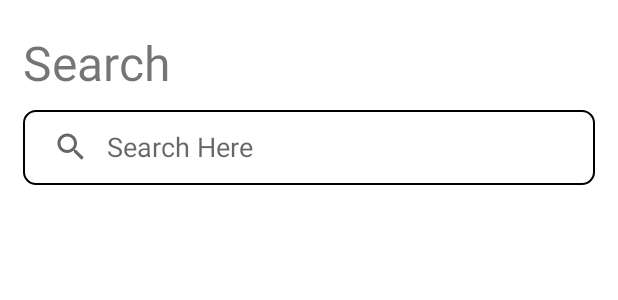
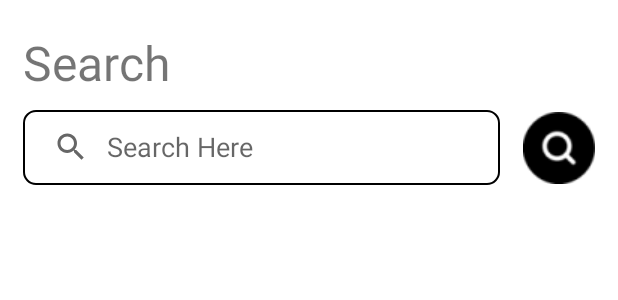
Before and after one commit to Xuan12216/OrdingSystem, an Android app: the layout fragment_search.xml on its own in the app's theme, with its tools: preview values and no code run, on a phone screen of 412 x 824 dp. Shown: the top 300 px of the screen. Run offline under Robolectric (Android 15) with nearby library versions, the light colour scheme and no system bars.

Commit message:
Search 做了listview ,點擊listview的meal可以跳轉頁面了！！！

```diff
--- a/app/build.gradle
+++ b/app/build.gradle
@@ -41,6 +41,9 @@ dependencies {
     implementation 'androidx.navigation:navigation-fragment:2.4.2'
     implementation 'androidx.navigation:navigation-ui:2.4.2'
     implementation 'androidx.legacy:legacy-support-v4:1.0.0'
+    implementation 'androidx.recyclerview:recyclerview:1.3.0-alpha02'
+    implementation 'androidx.cardview:cardview:1.0.0'
+    implementation 'androidx.recyclerview:recyclerview:1.3.0-alpha02'
     testImplementation 'junit:junit:4.13.2'
     androidTestImplementation 'androidx.test.ext:junit:1.1.3'
     androidTestImplementation 'androidx.test.espresso:espresso-core:3.4.0'
--- a/app/src/main/java/com/example/foodordering/RestaurantAdapter.java
+++ b/app/src/main/java/com/example/foodordering/RestaurantAdapter.java
@@ -71,7 +71,7 @@ public class RestaurantAdapter extends BaseAdapter {
         fdprice.setText(foodprice.get(position));
         String url=foodimg.get(position);
         Picasso.get().load(url).into(foodImg);
-        foodImg.setImageBitmap(bitmap);
+        //foodImg.setImageBitmap(bitmap);
         return view;
     }
 
--- a/app/src/main/java/com/example/foodordering/user/User.java
+++ b/app/src/main/java/com/example/foodordering/user/User.java
@@ -19,6 +19,7 @@ public class User
     public String meal_name;
     public String meal_price;
     public String image_link;
+    public String seller_id;
 
     public String getMeal_name() {
         return meal_name;
--- a/app/src/main/res/layout/fragment_search.xml
+++ b/app/src/main/res/layout/fragment_search.xml
@@ -28,10 +28,10 @@
         android:layout_marginTop="10dp"
         android:layout_marginEnd="15dp"
         android:background="@drawable/search_view_bg"
+        android:iconifiedByDefault="false"
         android:queryHint="Search Here"
-        app:layout_constraintEnd_toEndOf="parent"
+        app:layout_constraintEnd_toStartOf="@+id/imageButton"
         app:layout_constraintStart_toStartOf="parent"
-        android:iconifiedByDefault="false"
         app:layout_constraintTop_toBottomOf="@+id/textView17" />
 
     <ListView
@@ -47,4 +47,16 @@
         app:layout_constraintStart_toStartOf="parent"
         app:layout_constraintTop_toBottomOf="@+id/search_sv" />
 
+    <ImageButton
+        android:id="@+id/imageButton"
+        android:layout_width="wrap_content"
+        android:layout_height="wrap_content"
+        android:layout_marginEnd="15dp"
+        android:background="@color/white"
+        android:src="@drawable/search_btn"
+        app:layout_constraintBottom_toBottomOf="@+id/search_sv"
+        app:layout_constraintEnd_toEndOf="parent"
+        app:layout_constraintTop_toTopOf="@+id/search_sv"
+        tools:ignore="SpeakableTextPresentCheck" />
+
 </androidx.constraintlayout.widget.ConstraintLayout>
```
Also changed, not shown: app/src/main/java/com/example/foodordering/BottomNavigationView/SearchFragment.java (+13 -1 lines), app/src/main/res/drawable/search_btn.png (added).
